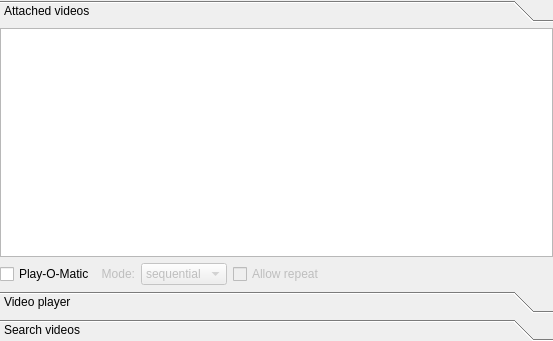
The window that youtubevideoplayer.ui (qmc2/qmc2-mame-fe) describes before a commit, drawn with Qt 5.
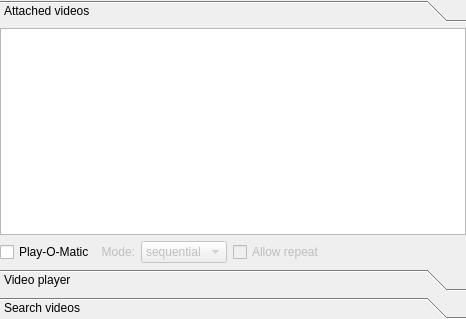
The same window after the commit. The open tabs and pages were chosen to show the change. Icons and pictures are not drawn. Custom widgets are drawn as their Qt base class.

Commit message: wip: YouTube video player: made video items movable

```diff
--- a/youtubevideoplayer.ui
+++ b/youtubevideoplayer.ui
@@ -7,8 +7,8 @@
    <rect>
     <x>0</x>
     <y>0</y>
-    <width>553</width>
-    <height>341</height>
+    <width>466</width>
+    <height>319</height>
    </rect>
   </property>
   <layout class="QGridLayout" name="gridLayout">
@@ -25,8 +25,8 @@
        <rect>
         <x>0</x>
         <y>0</y>
-        <width>328</width>
-        <height>122</height>
+        <width>466</width>
+        <height>229</height>
        </rect>
       </property>
       <attribute name="icon">
@@ -55,6 +55,12 @@
        </item>
        <item row="1" column="0">
         <widget class="QCheckBox" name="checkBoxPlayOMatic">
+         <property name="sizePolicy">
+          <sizepolicy hsizetype="Minimum" vsizetype="Minimum">
+           <horstretch>0</horstretch>
+           <verstretch>0</verstretch>
+          </sizepolicy>
+         </property>
          <property name="toolTip">
           <string>Start playing / select next video automatically</string>
          </property>
@@ -68,6 +74,12 @@
          <property name="enabled">
           <bool>false</bool>
          </property>
+         <property name="sizePolicy">
+          <sizepolicy hsizetype="Preferred" vsizetype="Minimum">
+           <horstretch>0</horstretch>
+           <verstretch>0</verstretch>
+          </sizepolicy>
+         </property>
          <property name="text">
           <string>Mode:</string>
          </property>
@@ -81,6 +93,12 @@
          <property name="enabled">
           <bool>false</bool>
          </property>
+         <property name="sizePolicy">
+          <sizepolicy hsizetype="Preferred" vsizetype="Minimum">
+           <horstretch>0</horstretch>
+           <verstretch>0</verstretch>
+          </sizepolicy>
+         </property>
          <property name="toolTip">
           <string>Choose the video selection mode</string>
          </property>
@@ -101,6 +119,12 @@
          <property name="enabled">
           <bool>false</bool>
          </property>
+         <property name="sizePolicy">
+          <sizepolicy hsizetype="Minimum" vsizetype="Minimum">
+           <horstretch>0</horstretch>
+           <verstretch>0</verstretch>
+          </sizepolicy>
+         </property>
          <property name="toolTip">
           <string>Allow videos to be repeated (otherwise stop after last video)</string>
          </property>
```
Left out of the diff: 18 changed lines with no effect on the pictures.
